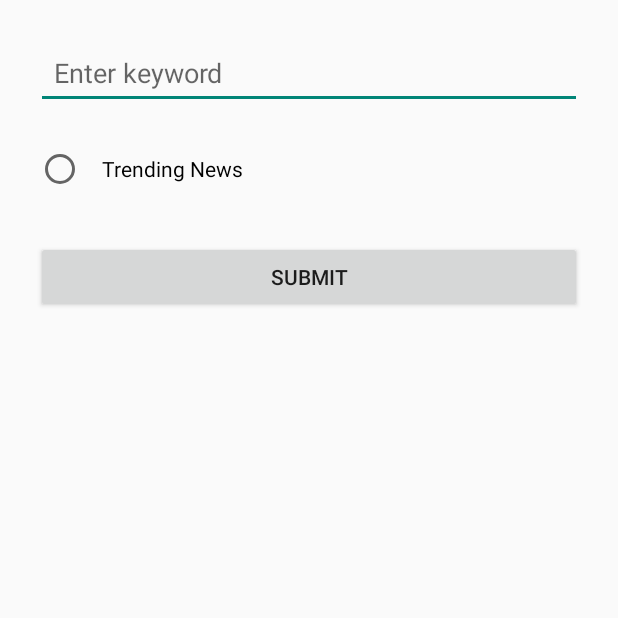
After one commit to RingoTC/AiPodcast, an Android app: the InputActivity screen opened directly, with no data from a screen before it, on a phone screen of 412 x 824 dp, the top half of it. The commit adds this screen. Run offline under Robolectric (Android 15) with nearby library versions, the phone set to English and light mode, and no system bars.

Commit message:
changed API to fit keyword search

```diff
--- a/app/build.gradle.kts
+++ b/app/build.gradle.kts
@@ -15,8 +15,10 @@ android {
 
         testInstrumentationRunner = "androidx.test.runner.AndroidJUnitRunner"
 
-        // Place your API key in local.properties instead of hardcoding it
-        buildConfigField("String", "NYT_API_KEY", "\"${project.findProperty("nyt.api.key") ?: ""}\"")
+        // Place API key in local.properties instead of hardcoding it
+//        buildConfigField("String", "NYT_API_KEY", "\"${project.findProperty("nyt.api.key") ?: ""}\"")
+//        buildConfigField("String", "NYT_API_KEY", "\"GQ0kAFD5l57Ugb4lWgMOmbE3RP2i4032\"")
+        buildConfigField("String", "NYT_ARTICLE_API_KEY", "\"sZKjNmFxq8pYoilAlp0BX8iP1CKEVxR2\"")
     }
 
     buildTypes {
--- /dev/null
+++ b/app/src/main/java/com/example/aipodcast/InputActivity.java
@@ -0,0 +1,75 @@
+package com.example.aipodcast;
+
+import android.os.Bundle;
+import android.util.Log;
+import android.widget.Button;
+import android.widget.EditText;
+import android.widget.RadioGroup;
+import android.widget.TextView;
+
+import androidx.appcompat.app.AppCompatActivity;
+
+import com.example.aipodcast.model.NewsArticle;
+import com.example.aipodcast.service.NYTimesNewsService;
+
+import java.util.List;
+import java.util.concurrent.CompletableFuture;
+
+public class InputActivity extends AppCompatActivity {
+
+    EditText keywordInput;
+    RadioGroup newsTypeGroup;
+    TextView responseOutput;
+    Button submitButton;
+
+    @Override
+    protected void onCreate(Bundle savedInstanceState) {
+        super.onCreate(savedInstanceState);
+        setContentView(R.layout.activity_input);
+
+        // Link views
+        keywordInput = findViewById(R.id.input_keyword);
+        newsTypeGroup = findViewById(R.id.news_type_group);
+        responseOutput = findViewById(R.id.response_output);
+        submitButton = findViewById(R.id.btn_submit);
+
+        submitButton.setOnClickListener(v -> {
+            String keyword = keywordInput.getText().toString().trim();
+
+            if (keyword.isEmpty()) {
+                responseOutput.setText("Please enter a keyword.");
+                return;
+            }
+
+            responseOutput.setText("Loading news...");
+
+            Log.d("API_KEY_TEST", "NYT Key = [" + BuildConfig.NYT_ARTICLE_API_KEY + "]");
+
+            // Initialize news service with API key
+            NYTimesNewsService service = new NYTimesNewsService(BuildConfig.NYT_ARTICLE_API_KEY);
+
+            // Perform search
+            CompletableFuture<List<NewsArticle>> future = service.searchArticles(keyword);
+            future.thenAccept(articles -> runOnUiThread(() -> {
+                if (articles.isEmpty()) {
+                    responseOutput.setText("No news found.");
+                } else {
+                    StringBuilder result = new StringBuilder();
+                    for (NewsArticle article : articles) {
+                        result.append("• ")
+                                .append(article.getTitle())
+                                .append("\n")
+                                .append(article.getAbstract())
+                                .append("\n")
+                                .append(article.getPublishedDate())
+                                .append("\n\n");
+                    }
+                    responseOutput.setText(result.toString());
+                }
+            })).exceptionally(e -> {
+                runOnUiThread(() -> responseOutput.setText("Error: " + e.getMessage()));
+                return null;
+            });
+        });
+    }
+}
--- /dev/null
+++ b/app/src/main/res/layout/activity_input.xml
@@ -0,0 +1,54 @@
+<?xml version="1.0" encoding="utf-8"?>
+<ScrollView xmlns:android="http://schemas.android.com/apk/res/android"
+    android:layout_width="match_parent"
+    android:layout_height="match_parent"
+    android:padding="24dp">
+
+    <LinearLayout
+        android:orientation="vertical"
+        android:layout_width="match_parent"
+        android:layout_height="wrap_content">
+
+
+        <EditText
+            android:id="@+id/input_keyword"
+            android:hint="Enter keyword"
+            android:layout_width="match_parent"
+            android:layout_height="wrap_content"
+            android:minHeight="48dp"
+            android:minWidth="48dp"
+            android:padding="12dp"
+            android:layout_marginBottom="16dp" />
+
+        <RadioGroup
+            android:id="@+id/news_type_group"
+            android:layout_width="match_parent"
+            android:layout_height="wrap_content">
+
+
+            <RadioButton
+                android:id="@+id/radio_trending"
+                android:layout_width="wrap_content"
+                android:layout_height="wrap_content"
+                android:minHeight="48dp"
+                android:minWidth="48dp"
+                android:padding="12dp"
+                android:text="Trending News" />
+        </RadioGroup>
+
+        <Button
+            android:id="@+id/btn_submit"
+            android:text="Submit"
+            android:layout_marginTop="24dp"
+            android:layout_width="match_parent"
+            android:layout_height="wrap_content" />
+
+        <TextView
+            android:id="@+id/response_output"
+            android:text=""
+            android:textSize="16sp"
+            android:layout_marginTop="24dp"
+            android:layout_width="match_parent"
+            android:layout_height="wrap_content" />
+    </LinearLayout>
+</ScrollView>
```
Also changed, not shown: app/src/main/AndroidManifest.xml (+8 -2 lines), app/src/main/java/com/example/aipodcast/MainActivity.java (+8 -22 lines), app/src/main/java/com/example/aipodcast/NewsListActivity.java (deleted, +0 -49 lines), app/src/main/java/com/example/aipodcast/model/NewsCategory.java (+17 -5 lines), app/src/main/java/com/example/aipodcast/service/NYTimesNewsService.java (+20 -33 lines), app/src/main/res/layout/activity_main.xml (+32 -120 lines), 1 other file.
